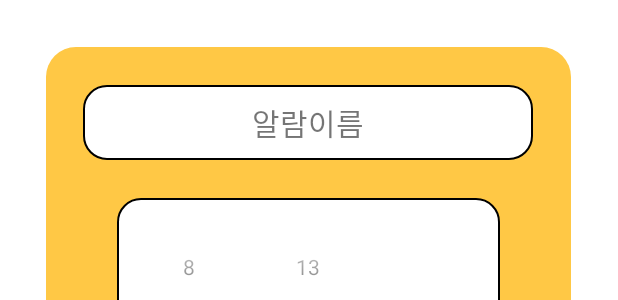
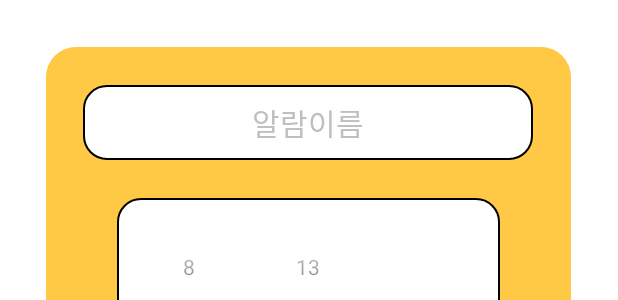
Before and after one commit to mirimSunwoo/Hyojason_Project, an Android app: the layout activity_timer_setting.xml on its own in the app's theme, with its tools: preview values and no code run, on a phone screen of 412 x 824 dp. Shown: the part 257-557 px from the top of the screen. Run offline under Robolectric (Android 15) with nearby library versions, the phone set to English and light mode, and no system bars.

Commit message:
TimerSettingActivity and activity_timer_setting(Finish base) Commit

```diff
--- a/app/src/main/res/layout/activity_timer_setting.xml
+++ b/app/src/main/res/layout/activity_timer_setting.xml
@@ -12,6 +12,7 @@
         android:src="@drawable/title"
         android:background="#FFC845"/>
     <ImageButton
+        android:id="@+id/btn_back"
         android:layout_width="match_parent"
         android:layout_height="wrap_content"
         android:src="@drawable/back2_1"
@@ -25,7 +26,7 @@
         android:layout_gravity="center"
         android:layout_marginTop="50dp"
         android:background="@drawable/timer_setting_radius2">
-        <TextView
+        <EditText
             android:layout_width="300dp"
             android:layout_height="50dp"
             android:text="알람이름"
@@ -33,6 +34,7 @@
             android:layout_marginTop="25dp"
             android:layout_gravity="center"
             android:gravity="center"
+            android:textColor="#C1BEBE"
             android:background="@drawable/timer_setting_radius" />
         <TimePicker
             android:id="@+id/tp_timepicker"
@@ -41,8 +43,10 @@
             android:timePickerMode="spinner"
             android:layout_marginTop="25dp"
             android:layout_gravity="center"
+            android:layout_centerInParent="true"
             android:background="@drawable/timer_setting_radius"/>
         <TextView
+            android:id="@+id/btn_Check"
             android:layout_width="230dp"
             android:layout_height="50dp"
             android:text="확인"
```
Also changed, not shown: app/src/main/java/kr/hs/emirim/sunw2311/hyojason_project/TimerSettingActivity.java (added, +48 -0 lines).
